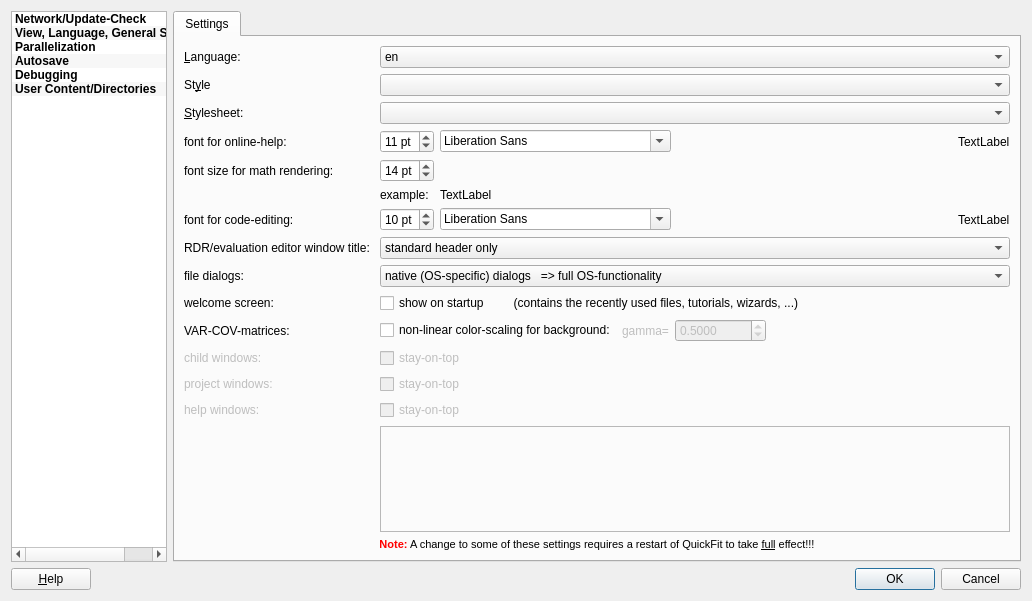
Old version of the form application/optionsdialog.ui in the repository jkriege2/QuickFit3.
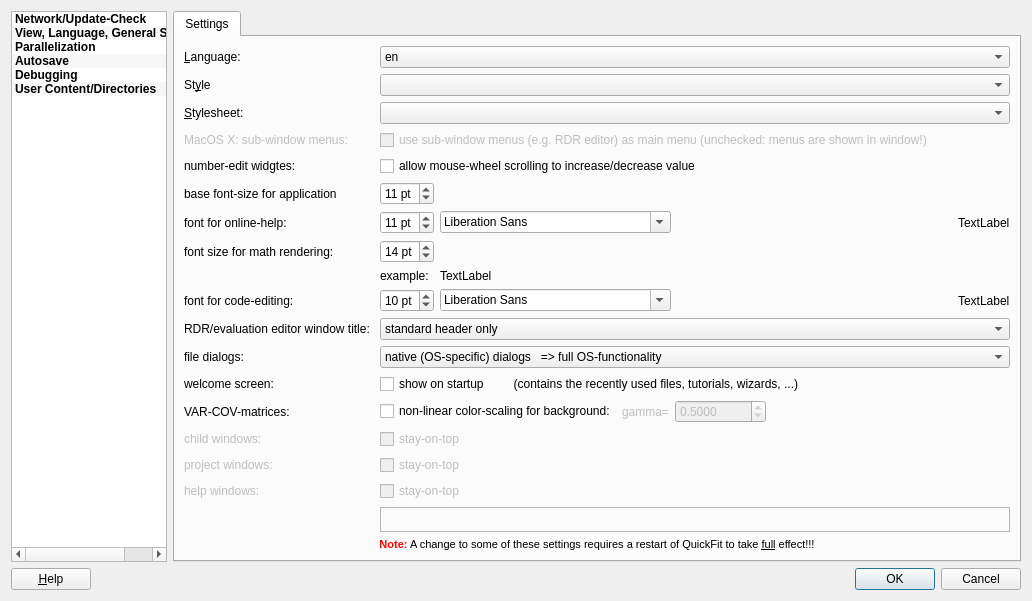
New version of the form. Icons and pictures are not drawn. Custom widgets are drawn as their Qt base class.

What changed in the file:
```diff
--- a/application/optionsdialog.ui
+++ b/application/optionsdialog.ui
@@ -338,14 +338,14 @@
            <item row="5" column="1">
             <widget class="QComboBox" name="cmbStylesheet"/>
            </item>
-           <item row="6" column="0">
+           <item row="9" column="0">
             <widget class="QLabel" name="label_22">
              <property name="text">
               <string>font for online-help:</string>
              </property>
             </widget>
            </item>
-           <item row="6" column="1">
+           <item row="9" column="1">
             <layout class="QHBoxLayout" name="horizontalLayout_2">
              <item>
               <widget class="QSpinBox" name="spinHelpFontsize">
@@ -385,14 +385,14 @@
              </item>
             </layout>
            </item>
-           <item row="7" column="0">
+           <item row="10" column="0">
             <widget class="QLabel" name="label_17">
              <property name="text">
               <string>font size for math rendering:</string>
              </property>
             </widget>
            </item>
-           <item row="7" column="1">
+           <item row="10" column="1">
             <layout class="QGridLayout" name="gridLayout_2">
              <item row="0" column="0">
               <widget class="QSpinBox" name="spinMath">
@@ -436,14 +436,14 @@
              </item>
             </layout>
            </item>
-           <item row="9" column="0">
+           <item row="12" column="0">
             <widget class="QLabel" name="label_19">
              <property name="text">
               <string>RDR/evaluation editor window title: </string>
              </property>
             </widget>
            </item>
-           <item row="9" column="1">
+           <item row="12" column="1">
             <widget class="QComboBox" name="cmbWindowHeader">
              <item>
               <property name="text">
@@ -462,14 +462,14 @@
              </item>
             </widget>
            </item>
-           <item row="10" column="0">
+           <item row="13" column="0">
             <widget class="QLabel" name="label_25">
              <property name="text">
               <string>file dialogs:</string>
              </property>
             </widget>
            </item>
-           <item row="10" column="1">
+           <item row="13" column="1">
             <widget class="QComboBox" name="cmbFileDialog">
              <item>
               <property name="text">
@@ -483,14 +483,14 @@
              </item>
             </widget>
            </item>
-           <item row="11" column="0">
+           <item row="14" column="0">
             <widget class="QLabel" name="label_26">
              <property name="text">
               <string>welcome screen:</string>
              </property>
             </widget>
            </item>
-           <item row="11" column="1">
+           <item row="14" column="1">
             <widget class="QCheckBox" name="chkStartupScreen">
              <property name="font">
               <font>
@@ -503,7 +503,7 @@
              </property>
             </widget>
            </item>
-           <item row="13" column="0">
+           <item row="16" column="0">
             <widget class="QLabel" name="label_9">
              <property name="enabled">
               <bool>false</bool>
@@ -516,7 +516,7 @@
              </property>
             </widget>
            </item>
-           <item row="13" column="1">
+           <item row="16" column="1">
             <widget class="QCheckBox" name="chkChildWindowsStayOnTop">
              <property name="enabled">
               <bool>false</bool>
@@ -533,7 +533,7 @@
              </property>
             </widget>
            </item>
-           <item row="14" column="0">
+           <item row="17" column="0">
             <widget class="QLabel" name="label_10">
              <property name="enabled">
               <bool>false</bool>
@@ -546,7 +546,7 @@
              </property>
             </widget>
            </item>
-           <item row="14" column="1">
+           <item row="17" column="1">
             <widget class="QCheckBox" name="chkProjectWindowsStayOnTop">
              <property name="enabled">
               <bool>false</bool>
@@ -563,7 +563,7 @@
              </property>
             </widget>
            </item>
-           <item row="15" column="0">
+           <item row="18" column="0">
             <widget class="QLabel" name="label_11">
              <property name="enabled">
               <bool>false</bool>
@@ -576,7 +576,7 @@
              </property>
             </widget>
            </item>
-           <item row="15" column="1">
+           <item row="18" column="1">
             <widget class="QCheckBox" name="chkHelpWindowsStayOnTop">
              <property name="enabled">
               <bool>false</bool>
@@ -593,7 +593,7 @@
              </property>
             </widget>
            </item>
-           <item row="16" column="0">
+           <item row="19" column="0">
             <spacer name="verticalSpacer">
              <property name="orientation">
               <enum>Qt::Vertical</enum>
@@ -606,7 +606,7 @@
              </property>
             </spacer>
            </item>
-           <item row="16" column="1">
+           <item row="19" column="1">
             <widget class="QFrame" name="frame">
              <property name="frameShape">
               <enum>QFrame::StyledPanel</enum>
@@ -616,7 +616,7 @@
              </property>
             </widget>
            </item>
-           <item row="17" column="0" colspan="2">
+           <item row="20" column="0" colspan="2">
             <widget class="QLabel" name="label_5">
              <property name="text">
               <string>&lt;!DOCTYPE HTML PUBLIC &quot;-//W3C//DTD HTML 4.0//EN&quot; &quot;http://www.w3.org/TR/REC-html40/strict.dtd&quot;&gt;
@@ -627,14 +627,14 @@
              </property>
             </widget>
            </item>
-           <item row="8" column="0">
+           <item row="11" column="0">
             <widget class="QLabel" name="label_28">
              <property name="text">
               <string>font for code-editing:</string>
              </property>
             </widget>
            </item>
-           <item row="8" column="1">
+           <item row="11" column="1">
             <layout class="QHBoxLayout" name="horizontalLayout_3">
              <item>
               <widget class="QSpinBox" name="spinCodeFontsize">
@@ -674,14 +674,14 @@
              </item>
             </layout>
            </item>
-           <item row="12" column="0">
+           <item row="15" column="0">
             <widget class="QLabel" name="label_29">
              <property name="text">
               <string>VAR-COV-matrices:</string>
              </property>
             </widget>
            </item>
-           <item row="12" column="1">
+           <item row="15" column="1">
             <layout class="QHBoxLayout" name="horizontalLayout_4">
              <item>
               <widget class="QCheckBox" name="chkVARCOVNonLin">
@@ -731,6 +731,86 @@
              </item>
             </layout>
            </item>
+           <item row="6" column="0">
+            <widget class="QLabel" name="labMacOSXSubWinMenus">
+             <property name="enabled">
+              <bool>false</bool>
+             </property>
+             <property name="text">
+              <string>MacOS X: sub-window menus:</string>
+             </property>
+             <property name="buddy">
+              <cstring>cmbStylesheet</cstring>
+             </property>
+            </widget>
+           </item>
+           <item row="6" column="1">
+            <widget class="QCheckBox" name="chkMacOSXSubWinMenus">
+             <property name="enabled">
+              <bool>false</bool>
+             </property>
+             <property name="text">
+              <string>use sub-window menus (e.g. RDR editor) as main menu (unchecked: menus are shown in window!)</string>
+             </property>
+            </widget>
+           </item>
+           <item row="7" column="0">
+            <widget class="QLabel" name="label_31">
+             <property name="text">
+              <string>number-edit widgtes:</string>
+             </property>
+            </widget>
+           </item>
+           <item row="7" column="1">
+            <widget class="QCheckBox" name="chkDoubleEditWheel">
+             <property name="font">
+              <font>
+               <weight>50</weight>
+               <bold>false</bold>
+              </font>
+             </property>
+             <property name="text">
+              <string>allow mouse-wheel scrolling to increase/decrease value</string>
+             </property>
+            </widget>
+           </item>
+           <item row="8" column="0">
+            <widget class="QLabel" name="label_32">
+             <property name="text">
+              <string>base font-size for application</string>
+             </property>
+            </widget>
+           </item>
+           <item row="8" column="1">
+            <layout class="QHBoxLayout" name="horizontalLayout_5">
+             <item>
+              <widget class="QSpinBox" name="spinBaseFontsize">
+               <property name="suffix">
+                <string> pt</string>
+               </property>
+               <property name="minimum">
+                <number>1</number>
+               </property>
+               <property name="value">
+                <number>11</number>
+               </property>
+              </widget>
+             </item>
+             <item>
+              <spacer name="horizontalSpacer_6">
+               <property name="orientation">
+                <enum>Qt::Horizontal</enum>
+               </property>
+               <property name="sizeHint" stdset="0">
+                <size>
+                 <width>40</width>
+                 <height>20</height>
+                </size>
+               </property>
+              </spacer>
+             </item>
+            </layout>
+           </item>
           </layout>
          </widget>
          <widget class="QWidget" name="stackedWidgetPage2">
```
Left out of the diff: 30 changed lines with no effect on the pictures.
